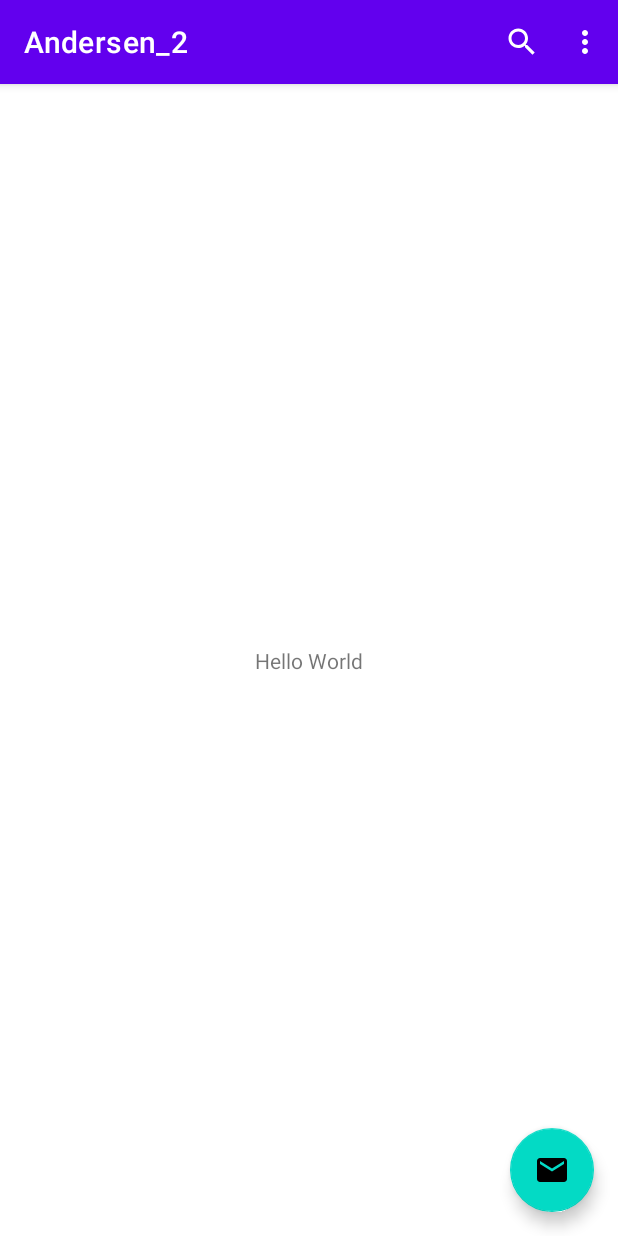
After one commit to teckzi/Andersen_2, an Android app: the LessonOneFour screen opened directly, with no data from a screen before it, on a phone screen of 412 x 824 dp. The commit adds this screen. Run offline under Robolectric (Android 15) with nearby library versions, the phone set to English and light mode, and no system bars; our stand-ins replace data binding.

Commit message:
Lesson 1.4

```diff
--- a/app/src/main/AndroidManifest.xml
+++ b/app/src/main/AndroidManifest.xml
@@ -10,6 +10,9 @@
         android:supportsRtl="true"
         android:theme="@style/Theme.Andersen_2">
         <activity
+            android:name=".lessonOneFour.LessonOneFour"
+            android:exported="false" />
+        <activity
             android:name=".MainActivity"
             android:exported="true">
             <intent-filter>
--- a/app/src/main/java/com/tck/myapplication/MainActivity.kt
+++ b/app/src/main/java/com/tck/myapplication/MainActivity.kt
@@ -4,6 +4,7 @@ import androidx.appcompat.app.AppCompatActivity
 import android.os.Bundle
 import androidx.databinding.DataBindingUtil
 import com.tck.myapplication.databinding.ActivityMainBinding
+import com.tck.myapplication.lessonOneFour.LessonOneFour
 
 class MainActivity : AppCompatActivity() {
     override fun onCreate(savedInstanceState: Bundle?) {
@@ -23,7 +24,7 @@ class MainActivity : AppCompatActivity() {
         }
 
         binding.LessonOnePointFour.setOnClickListener {
-
+            startActivity(LessonOneFour.newIntent(this))
         }
 
         binding.LessonTwoPointOne.setOnClickListener {
--- /dev/null
+++ b/app/src/main/java/com/tck/myapplication/lessonOneFour/LessonOneFour.kt
@@ -0,0 +1,52 @@
+package com.tck.myapplication.lessonOneFour
+
+import android.content.Context
+import android.content.Intent
+import androidx.appcompat.app.AppCompatActivity
+import android.os.Bundle
+import android.view.Menu
+import android.view.MenuItem
+import android.widget.Toast
+import androidx.databinding.DataBindingUtil
+import com.tck.myapplication.R
+import com.tck.myapplication.databinding.ActivityLessonOneFourBinding
+
+class LessonOneFour : AppCompatActivity() {
+    companion object{
+        fun newIntent(packageContext: Context): Intent {
+            return Intent(packageContext, LessonOneFour::class.java)
+        }
+    }
+    override fun onCreate(savedInstanceState: Bundle?) {
+        super.onCreate(savedInstanceState)
+        val binding: ActivityLessonOneFourBinding = DataBindingUtil.setContentView(this,R.layout.activity_lesson_one_four)
+
+        binding.btnMail.setOnClickListener {
+            Toast.makeText(this,R.string.message, Toast.LENGTH_SHORT).show()
+        }
+    }
+
+    override fun onCreateOptionsMenu(menu: Menu): Boolean {
+        menuInflater.inflate(R.menu.lesson_onefour_menu, menu)
+        return super.onCreateOptionsMenu(menu)
+    }
+
+    override fun onOptionsItemSelected(item: MenuItem): Boolean {
+        return when (item.itemId) {
+            R.id.menu_search -> {
+                Toast.makeText(this,"search button", Toast.LENGTH_SHORT).show()
+                return true
+            }
+            R.id.menu_settings -> {
+                Toast.makeText(this,"settings button", Toast.LENGTH_SHORT).show()
+                return true
+            }
+            R.id.menu_feedback -> {
+                Toast.makeText(this,"feedback button", Toast.LENGTH_SHORT).show()
+                return true
+            }
+
+            else -> super.onOptionsItemSelected(item)
+        }
+    }
+}
--- /dev/null
+++ b/app/src/main/res/layout/activity_lesson_one_four.xml
@@ -0,0 +1,38 @@
+<?xml version="1.0" encoding="utf-8"?>
+<layout xmlns:app="http://schemas.android.com/apk/res-auto"
+    xmlns:tools="http://schemas.android.com/tools"
+    xmlns:android="http://schemas.android.com/apk/res/android">
+
+    <androidx.constraintlayout.widget.ConstraintLayout
+        android:layout_width="match_parent"
+        android:layout_height="match_parent"
+        tools:context=".lessonOneFour.LessonOneFour">
+
+        <TextView
+            android:layout_width="wrap_content"
+            android:layout_height="wrap_content"
+            android:layout_marginStart="16dp"
+            android:layout_marginTop="16dp"
+            android:layout_marginEnd="16dp"
+            android:layout_marginBottom="16dp"
+            android:text="@string/hello_world"
+            app:layout_constraintBottom_toBottomOf="parent"
+            app:layout_constraintEnd_toEndOf="parent"
+            app:layout_constraintStart_toStartOf="parent"
+            app:layout_constraintTop_toTopOf="parent" />
+
+        <com.google.android.material.floatingactionbutton.FloatingActionButton
+            android:id="@+id/btn_mail"
+            android:layout_width="wrap_content"
+            android:layout_height="wrap_content"
+            android:layout_gravity="bottom|end"
+            android:layout_margin="16dp"
+            android:layout_marginEnd="16dp"
+            android:layout_marginBottom="16dp"
+            android:src="@drawable/ic_mail"
+            app:layout_constraintBottom_toBottomOf="parent"
+            app:layout_constraintEnd_toEndOf="parent"
+            android:contentDescription="Send mail one day" />
+    </androidx.constraintlayout.widget.ConstraintLayout>
+
+</layout>
--- /dev/null
+++ b/app/src/main/res/menu/lesson_onefour_menu.xml
@@ -0,0 +1,27 @@
+<?xml version="1.0" encoding="utf-8"?>
+<menu xmlns:android="http://schemas.android.com/apk/res/android"
+    xmlns:app="http://schemas.android.com/apk/res-auto">
+
+    <item
+        android:id="@+id/menu_search"
+        android:icon="@drawable/ic_search"
+        android:orderInCategory="1"
+        android:title="@string/search"
+        android:contentDescription="@string/search"
+        app:showAsAction="ifRoom" />
+
+    <group>
+        <item
+            android:id="@+id/menu_settings"
+            android:icon="@drawable/ic_settings"
+            android:contentDescription="@string/settings"
+            android:title="@string/settings" />
+        <item
+            android:id="@+id/menu_feedback"
+            android:icon="@drawable/ic_mail"
+            android:contentDescription="@string/feedback"
+            android:title="@string/feedback" />
+    </group>
+
+
+</menu>
```
